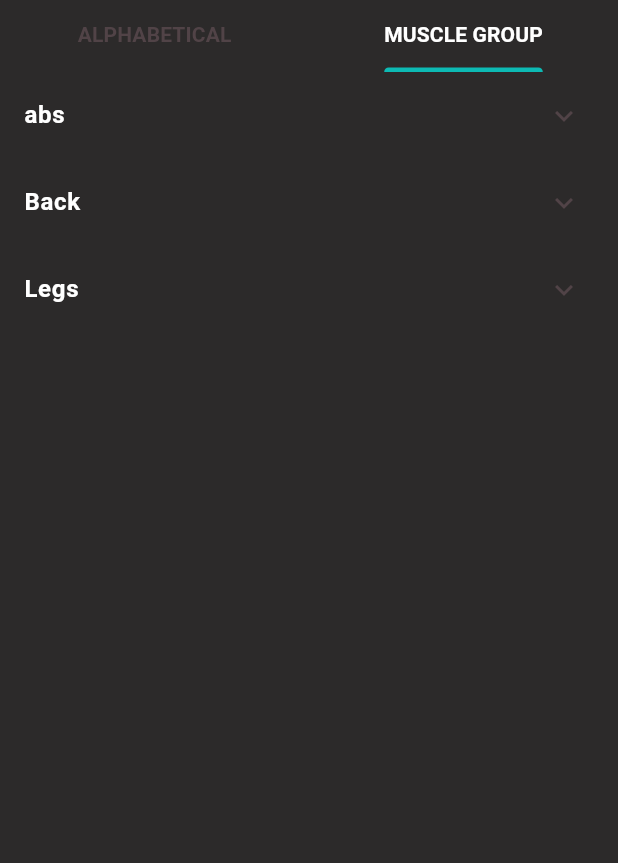
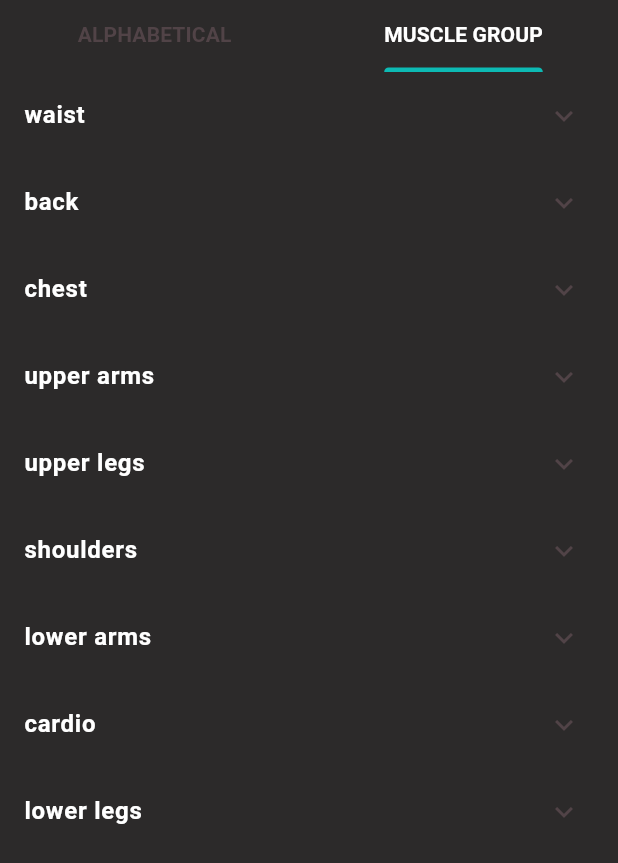
Before and after one commit to NoorSbeih/fit_scoop, a Flutter app: the addExercise screen opened directly, tab 2 chosen, on a phone screen of 412 x 824 dp. Shown: the top 863 px of the screen. Run offline on Flutter 3.47's test engine with Material 3 defaults, Android fonts, the phone set to English and light mode, and no system bars; our stand-ins replace cloud_firestore, firebase_auth, firebase_core, firebase_storage, flutter_holo_date_picker, flutter_rating_bar and 6 more; missing offline and left inert: input_slider, rating_summary; accounts and stored records are empty; Roboto replaces fonts that are missing (Montserrat).

```diff
--- a/lib/Services/Database Services/exercise_service.dart
+++ b/lib/Services/Database Services/exercise_service.dart
@@ -81,7 +81,7 @@ class ExerciseService {
   Future<List<Exercise>> getExercisesByMainMuscle(String mainMuscle) async {
     try {
       QuerySnapshot querySnapshot = await _exercisesRef
-          .where('mainMuscle', isEqualTo: mainMuscle)
+          .where('bodyPart', isEqualTo: mainMuscle)
           .get();
 
       List<Exercise> exercises = querySnapshot.docs
--- a/lib/Views/Screens/add/addExercise.dart
+++ b/lib/Views/Screens/add/addExercise.dart
@@ -111,7 +111,7 @@ class _addExercise  extends State<addExercise> with SingleTickerProviderStateMix
           title: custom_widget.customTextWidgetForExersiceCard(letter,16),
           children: [
             FutureBuilder<List<Exercise>>(
-              future:controller.getExercisesByStartingLetter(letter),
+              future:controller.getExercisesByStartingLetter(letter.toLowerCase()),
               builder: (context, snapshot) {
                 if (snapshot.connectionState == ConnectionState.waiting) {
                   return Center(child: CircularProgressIndicator());
@@ -144,7 +144,8 @@ class _addExercise  extends State<addExercise> with SingleTickerProviderStateMix
   }
   Widget muscleGroupTabContent() {
 
-    List<String> mainMuscles = ['abs', 'Back', 'Legs'];
+    List<String> mainMuscles = ['waist', 'back', 'chest','upper arms','upper legs','shoulders','lower arms','cardio','lower legs'
+    ];
     ExerciseController controller=new ExerciseController();
     return ListView(
       children: mainMuscles.map((mainMuscle) {
```
